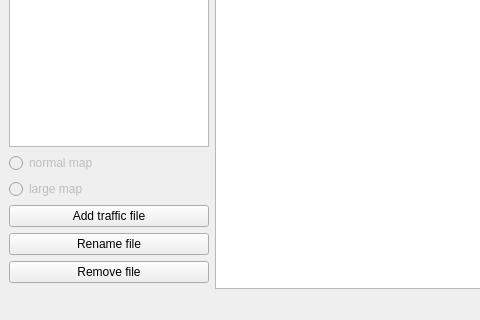
Old version of the form LTEsimGeneratorGUI/Ui/Windows/parameterswindow.ui in the repository moniss23/junit4; both pictures show x 0 to 480 and y 352 to 672 of the 733 by 672 pixel window.
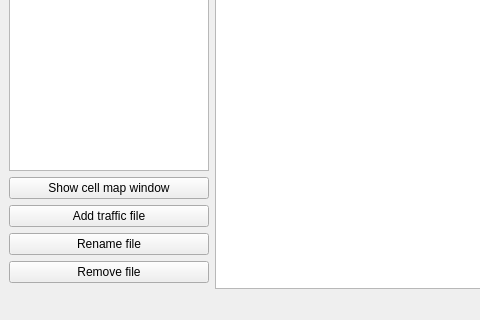
New version of the form. Icons and pictures are not drawn.

Commit message: Add showCellMapWindow() slot to show new map widget

What changed in the file:
```diff
--- a/LTEsimGeneratorGUI/Ui/Windows/parameterswindow.ui
+++ b/LTEsimGeneratorGUI/Ui/Windows/parameterswindow.ui
@@ -56,7 +56,7 @@
           </property>
          </widget>
         </item>
-        <item row="0" column="1" rowspan="7">
+        <item row="0" column="1" rowspan="6">
          <widget class="QTextEdit" name="filePreview">
           <property name="enabled">
            <bool>true</bool>
@@ -72,7 +72,14 @@
           </property>
          </widget>
         </item>
-        <item row="3" column="0">
+        <item row="1" column="0">
+         <widget class="QPushButton" name="showCellMapButton">
+          <property name="text">
+           <string>Show cell map window</string>
+          </property>
+         </widget>
+        </item>
+        <item row="2" column="0">
          <widget class="QPushButton" name="addTrafficButton">
           <property name="maximumSize">
            <size>
@@ -85,7 +92,7 @@
           </property>
          </widget>
         </item>
-        <item row="4" column="0">
+        <item row="3" column="0">
          <widget class="QPushButton" name="renameFileButton">
           <property name="maximumSize">
            <size>
@@ -98,7 +105,7 @@
           </property>
          </widget>
         </item>
-        <item row="5" column="0">
+        <item row="4" column="0">
          <widget class="QPushButton" name="removeFileButton">
           <property name="maximumSize">
            <size>
@@ -111,26 +118,6 @@
           </property>
          </widget>
         </item>
-        <item row="2" column="0">
-         <widget class="QRadioButton" name="radioButton_largeMap">
-          <property name="enabled">
-           <bool>false</bool>
-          </property>
-          <property name="text">
-           <string>large map</string>
-          </property>
-         </widget>
-        </item>
-        <item row="1" column="0">
-         <widget class="QRadioButton" name="radioButton_normalMap">
-          <property name="enabled">
-           <bool>false</bool>
-          </property>
-          <property name="text">
-           <string>normal map</string>
-          </property>
-         </widget>
-        </item>
        </layout>
       </item>
       <item row="0" column="4">
@@ -209,7 +196,7 @@
   </widget>
   <action name="actionNew">
    <property name="icon">
-    <iconset resource="../Resource.qrc">
+    <iconset resource="../../Resource.qrc">
      <normaloff>:/Images/new.png</normaloff>:/Images/new.png</iconset>
    </property>
    <property name="text">
@@ -218,7 +205,7 @@
   </action>
   <action name="actionOpen">
    <property name="icon">
-    <iconset resource="../Resource.qrc">
+    <iconset resource="../../Resource.qrc">
      <normaloff>:/Images/open.png</normaloff>:/Images/open.png</iconset>
    </property>
    <property name="text">
@@ -230,7 +217,7 @@
   </action>
   <action name="actionSave">
    <property name="icon">
-    <iconset resource="../Resource.qrc">
+    <iconset resource="../../Resource.qrc">
      <normaloff>:/Images/save.png</normaloff>:/Images/save.png</iconset>
    </property>
    <property name="text">
@@ -239,7 +226,7 @@
   </action>
   <action name="actionLoad">
    <property name="icon">
-    <iconset resource="../Resource.qrc">
+    <iconset resource="../../Resource.qrc">
      <normaloff>:/Images/import.png</normaloff>:/Images/import.png</iconset>
    </property>
    <property name="text">
@@ -248,7 +235,7 @@
   </action>
   <action name="actionPath">
    <property name="icon">
-    <iconset resource="../Resource.qrc">
+    <iconset resource="../../Resource.qrc">
      <normaloff>:/Images/settings.png</normaloff>:/Images/settings.png</iconset>
    </property>
    <property name="text">
@@ -257,7 +244,7 @@
   </action>
   <action name="actionAbout">
    <property name="icon">
-    <iconset resource="../Resource.qrc">
+    <iconset resource="../../Resource.qrc">
      <normaloff>:/Images/about.png</normaloff>:/Images/about.png</iconset>
    </property>
    <property name="text">
@@ -266,7 +253,7 @@
   </action>
   <action name="actionQuit">
    <property name="icon">
-    <iconset resource="../Resource.qrc">
+    <iconset resource="../../Resource.qrc">
      <normaloff>:/Images/quit.png</normaloff>:/Images/quit.png</iconset>
    </property>
    <property name="text">
@@ -275,7 +262,7 @@
   </action>
   <action name="actionSave_As">
    <property name="icon">
-    <iconset resource="../Resource.qrc">
+    <iconset resource="../../Resource.qrc">
      <normaloff>:/Images/SaveAs.png</normaloff>:/Images/SaveAs.png</iconset>
    </property>
    <property name="text">
```
Left out of the diff: 4 changed lines with no effect on the pictures. The commit also changes 3 other files.
